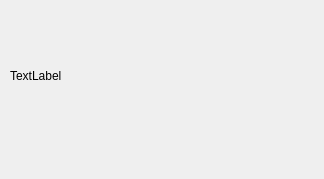
HuangDanGeeker/MyTimeSchedule, file TimeSchedule/hoverwidget.ui: the form before one commit.
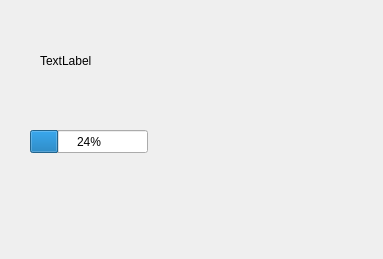
The form after the commit.

The edit to the form file:
```diff
--- a/TimeSchedule/hoverwidget.ui
+++ b/TimeSchedule/hoverwidget.ui
@@ -6,20 +6,33 @@
    <rect>
     <x>0</x>
     <y>0</y>
-    <width>324</width>
-    <height>179</height>
+    <width>383</width>
+    <height>259</height>
    </rect>
   </property>
   <property name="windowTitle">
    <string>Form</string>
   </property>
+  <widget class="QProgressBar" name="CountDownBar">
+   <property name="geometry">
+    <rect>
+     <x>30</x>
+     <y>130</y>
+     <width>118</width>
+     <height>23</height>
+    </rect>
+   </property>
+   <property name="value">
+    <number>24</number>
+   </property>
+  </widget>
   <widget class="QLabel" name="label">
    <property name="geometry">
     <rect>
-     <x>10</x>
-     <y>10</y>
-     <width>271</width>
-     <height>131</height>
+     <x>40</x>
+     <y>20</y>
+     <width>151</width>
+     <height>81</height>
     </rect>
    </property>
    <property name="text">
```
